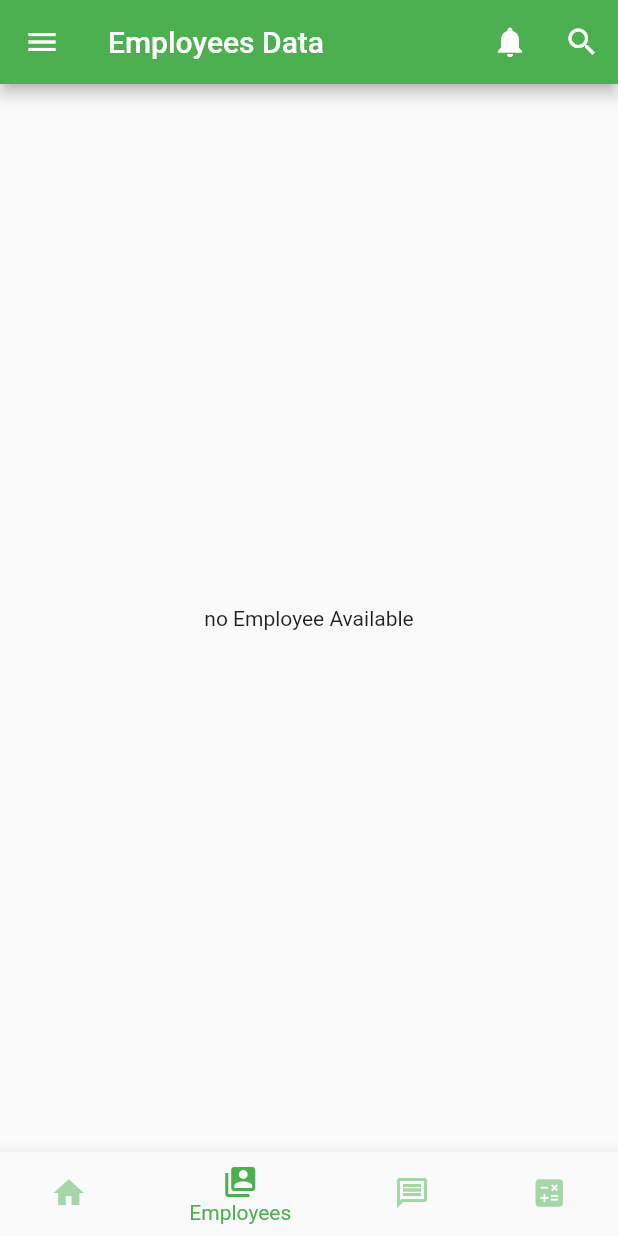
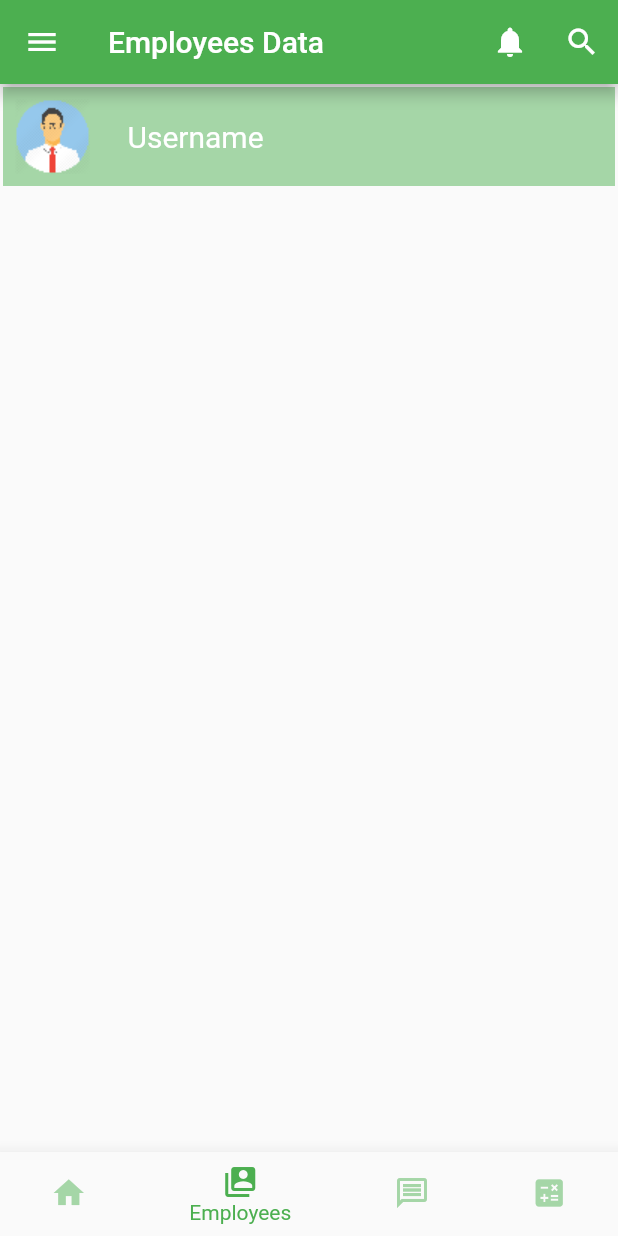
Before and after one commit to gopalkatariya44/ama, a Flutter app: the screen it shows after launch, item 2 of the bottom bar chosen, on a phone screen of 412 x 824 dp. Run offline on Flutter 3.47's test engine with Material 2 defaults, Android fonts, the light colour scheme and no system bars; missing offline and left inert: flutter_simple_calculator.

Commit message:
employees

```diff
--- a/lib/screens/BottomNavigationBar/employee_screen.dart
+++ b/lib/screens/BottomNavigationBar/employee_screen.dart
@@ -8,8 +8,43 @@ class EmployeesData extends StatefulWidget {
 class _EmployeesDataState extends State<EmployeesData> {
   @override
   Widget build(BuildContext context) {
-    return Center(
-      child: Text("no Employee Available"),
+    return Padding(
+      padding: const EdgeInsets.all(2.0),
+      child: Column(
+        children: [
+          Container(
+            color: Colors.green[200],
+            width: double.infinity,
+            child: Padding(
+              padding: const EdgeInsets.all(8.0),
+              child: Row(
+                children: [
+                  Image.asset(
+                    'assets/images/as.png',
+                    fit: BoxFit.cover,
+                    cacheHeight: 50,
+                    cacheWidth: 50,
+                  ),
+                  SizedBox(width: 25),
+                  Column(
+                    crossAxisAlignment: CrossAxisAlignment.start,
+                    mainAxisAlignment: MainAxisAlignment.center,
+                    children: [
+                      Text(
+                        'Username',
+                        style: TextStyle(
+                          color: Colors.white,
+                          fontSize: 20,
+                        ),
+                      ),
+                    ],
+                  ),
+                ],
+              ),
+            ),
+          ),
+        ],
+      ),
     );
   }
 }
```
